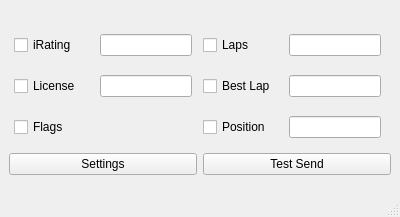
Fuzzwah/lametric-iracing, file ui/MainWindow.ui: the form before one commit.
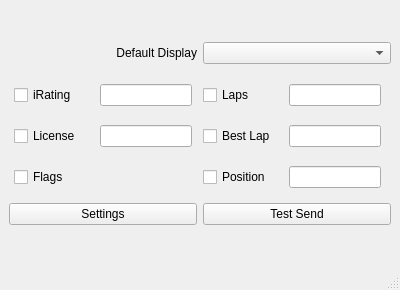
The form after the commit.

Commit message: default display

Diff of the .ui file:
```diff
--- a/ui/MainWindow.ui
+++ b/ui/MainWindow.ui
@@ -7,7 +7,7 @@
     <x>0</x>
     <y>0</y>
     <width>400</width>
-    <height>217</height>
+    <height>290</height>
    </rect>
   </property>
   <property name="windowTitle">
@@ -19,6 +19,26 @@
      <layout class="QVBoxLayout" name="verticalLayout">
       <item>
        <layout class="QHBoxLayout" name="topBox">
+        <item>
+         <widget class="QLabel" name="label_DefaultDisplay">
+          <property name="text">
+           <string>Default Display</string>
+          </property>
+          <property name="alignment">
+           <set>Qt::AlignRight|Qt::AlignTrailing|Qt::AlignVCenter</set>
+          </property>
+          <property name="margin">
+           <number>10</number>
+          </property>
+         </widget>
+        </item>
+        <item>
+         <widget class="QComboBox" name="comboBox_DefaultDisplay"/>
+        </item>
+       </layout>
+      </item>
+      <item>
+       <layout class="QHBoxLayout" name="mainBox">
         <property name="leftMargin">
          <number>5</number>
         </property>
```
The commit also changes 1 other file.
